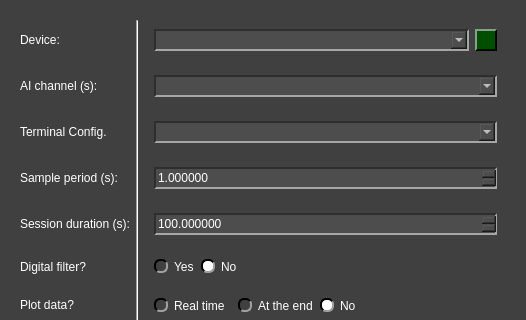
Qt form pydaq/uis/PyDAQ_get_data_NIDAQ_widget.ui (viniciusfs14/pydaq) before a commit; both pictures show x 0 to 526 and y 0 to 320 of the 526 by 527 pixel window.
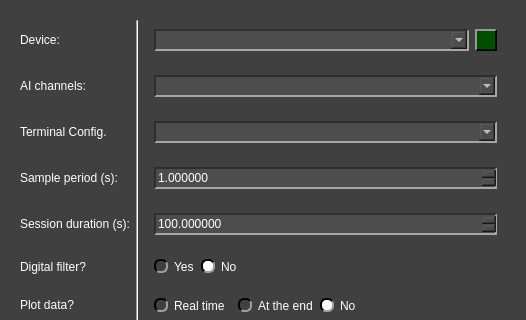
The same form after that commit. Icons and pictures are not drawn.

```diff
--- a/pydaq/uis/PyDAQ_get_data_NIDAQ_widget.ui
+++ b/pydaq/uis/PyDAQ_get_data_NIDAQ_widget.ui
@@ -617,7 +617,7 @@
          </size>
         </property>
         <property name="text">
-         <string>AI channel (s):</string>
+         <string>AI channels:</string>
         </property>
        </widget>
       </item>
```
Left out of the diff: 2 changed lines with no effect on the pictures.
